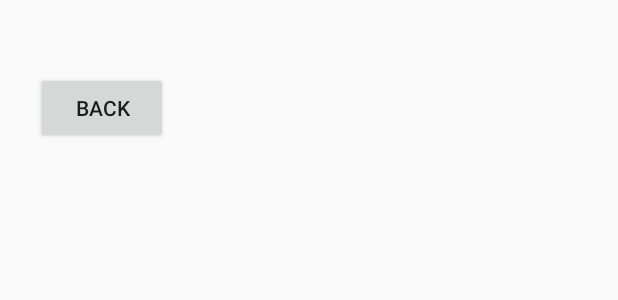
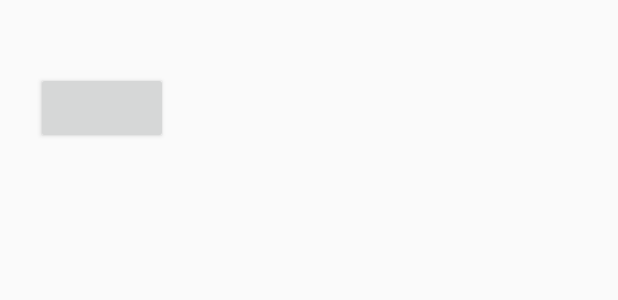
Before and after one commit to palit26/exam-practice-vocabulary, an Android app: the layout activity_toefl.xml on its own in the app's theme, with its tools: preview values and no code run, on a phone screen of 412 x 824 dp. Shown: the top 300 px of the screen. Run offline under Robolectric (Android 15) with nearby library versions, the phone set to English and light mode, and no system bars.

Commit message:
re-commit

```diff
--- a/app/src/main/res/layout/activity_toefl.xml
+++ b/app/src/main/res/layout/activity_toefl.xml
@@ -12,7 +12,7 @@
         android:layout_height="wrap_content"
         android:layout_marginStart="24dp"
         android:layout_marginTop="48dp"
-        android:text="Back"
+        android:text=""
         app:layout_constraintStart_toStartOf="parent"
         app:layout_constraintTop_toTopOf="parent" />
 </android.support.constraint.ConstraintLayout>
```
